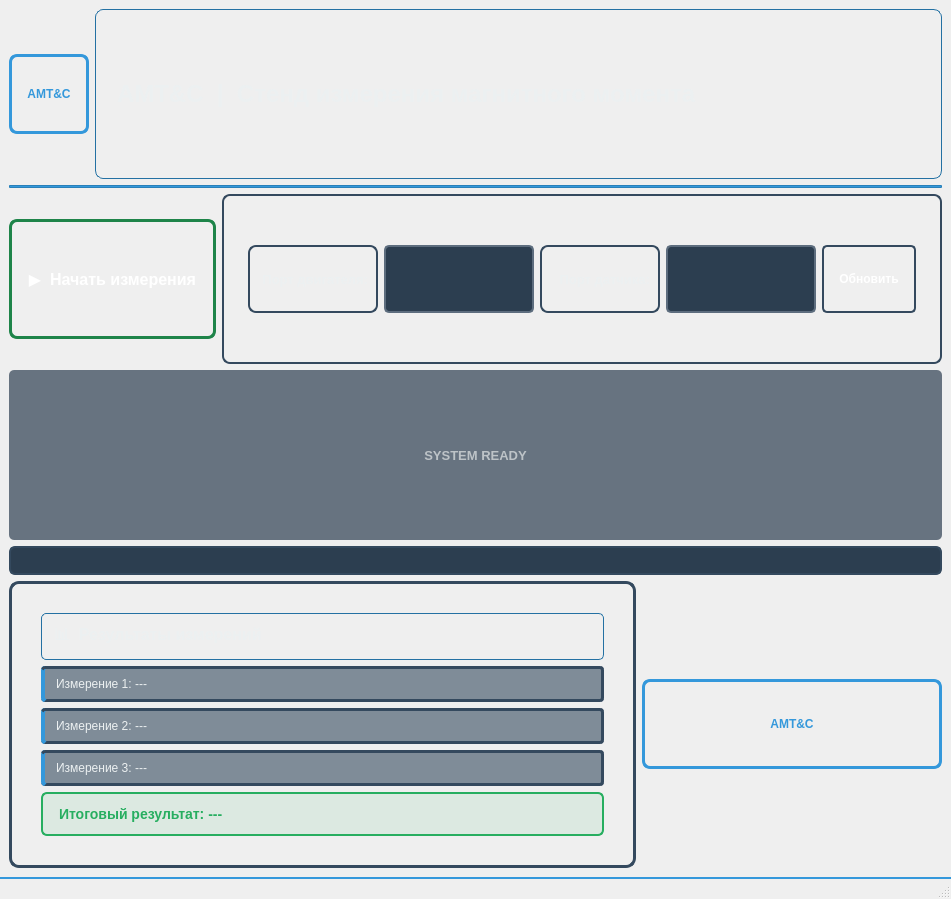
First picture: the form in HelmCoilsUI.ui, repository BuslaySt/Helmholz-Polymagnit, before the edit.
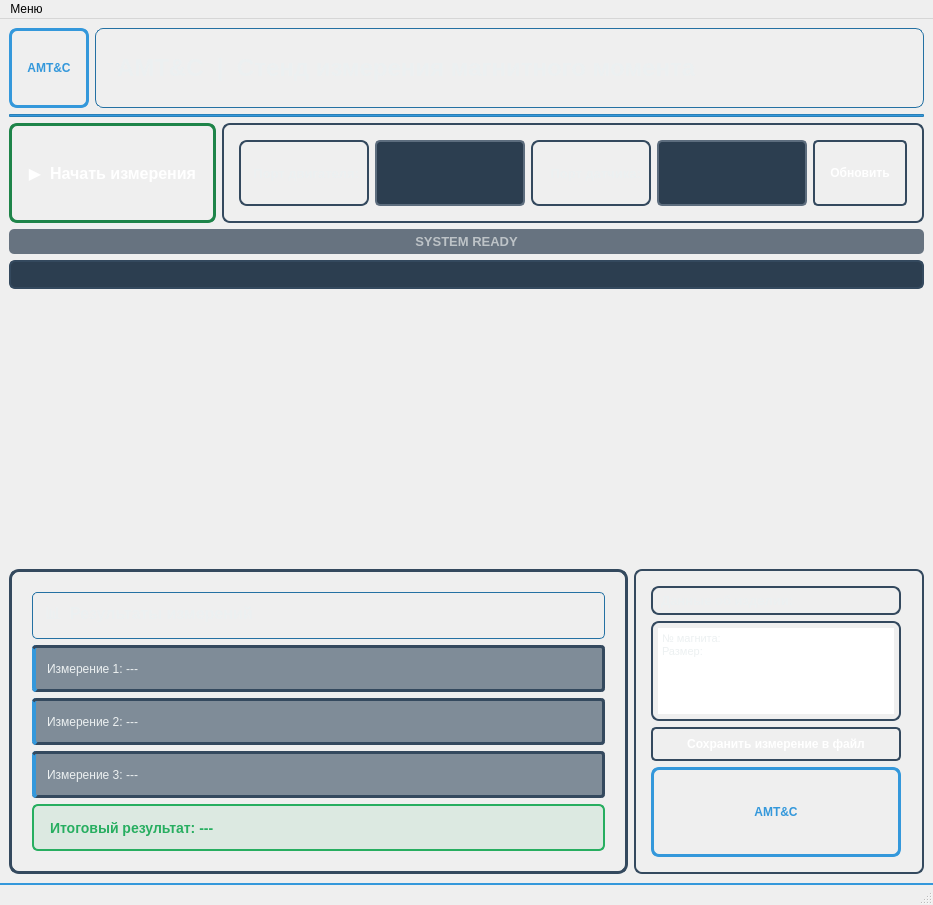
Second picture: the form after the edit. Icons and pictures are not drawn.

Patch:
```diff
--- a/HelmCoilsUI.ui
+++ b/HelmCoilsUI.ui
@@ -6,8 +6,8 @@
    <rect>
     <x>0</x>
     <y>0</y>
-    <width>951</width>
-    <height>899</height>
+    <width>933</width>
+    <height>905</height>
    </rect>
   </property>
   <property name="windowTitle">
@@ -26,7 +26,7 @@
 }</string>
   </property>
   <widget class="QWidget" name="centralwidget">
-   <layout class="QVBoxLayout" name="verticalLayout">
+   <layout class="QVBoxLayout" name="verticalLayout" stretch="0,0,0,0,0,2,1">
     <item>
      <layout class="QHBoxLayout" name="headerLayout">
       <item>
@@ -108,7 +108,7 @@
         <property name="minimumSize">
          <size>
           <width>0</width>
-          <height>120</height>
+          <height>100</height>
          </size>
         </property>
         <property name="styleSheet">
@@ -160,18 +160,30 @@
          <enum>QFrame::Raised</enum>
         </property>
         <layout class="QHBoxLayout" name="portsLayout">
+         <property name="leftMargin">
+          <number>0</number>
+         </property>
+         <property name="topMargin">
+          <number>0</number>
+         </property>
+         <property name="rightMargin">
+          <number>0</number>
+         </property>
+         <property name="bottomMargin">
+          <number>0</number>
+         </property>
          <item>
           <widget class="QLabel" name="motorLabel">
            <property name="minimumSize">
             <size>
              <width>130</width>
-             <height>68</height>
+             <height>60</height>
             </size>
            </property>
            <property name="maximumSize">
             <size>
              <width>16777215</width>
-             <height>68</height>
+             <height>70</height>
             </size>
            </property>
            <property name="styleSheet">
@@ -195,13 +207,13 @@
            <property name="minimumSize">
             <size>
              <width>150</width>
-             <height>68</height>
+             <height>60</height>
             </size>
            </property>
            <property name="maximumSize">
             <size>
              <width>16777215</width>
-             <height>68</height>
+             <height>70</height>
             </size>
            </property>
            <property name="styleSheet">
@@ -236,13 +248,13 @@
            <property name="minimumSize">
             <size>
              <width>120</width>
-             <height>68</height>
+             <height>60</height>
             </size>
            </property>
            <property name="maximumSize">
             <size>
              <width>16777215</width>
-             <height>68</height>
+             <height>70</height>
             </size>
            </property>
            <property name="styleSheet">
@@ -266,13 +278,13 @@
            <property name="minimumSize">
             <size>
              <width>150</width>
-             <height>68</height>
+             <height>60</height>
             </size>
            </property>
            <property name="maximumSize">
             <size>
              <width>16777215</width>
-             <height>68</height>
+             <height>70</height>
             </size>
            </property>
            <property name="styleSheet">
@@ -307,13 +319,13 @@
            <property name="minimumSize">
             <size>
              <width>0</width>
-             <height>68</height>
+             <height>60</height>
             </size>
            </property>
            <property name="maximumSize">
             <size>
              <width>150</width>
-             <height>68</height>
+             <height>70</height>
             </size>
            </property>
            <property name="styleSheet">
@@ -349,6 +361,12 @@
     </item>
     <item>
      <widget class="QLabel" name="progressLabel">
+      <property name="maximumSize">
+       <size>
+        <width>16777215</width>
+        <height>30</height>
+       </size>
+      </property>
       <property name="styleSheet">
        <string notr="true">QLabel {
     font-weight: bold;
@@ -369,6 +387,12 @@
     </item>
     <item>
      <widget class="QProgressBar" name="progressBar">
+      <property name="maximumSize">
+       <size>
+        <width>16777215</width>
+        <height>16777215</height>
+       </size>
+      </property>
       <property name="styleSheet">
        <string notr="true">QProgressBar {
     border: 2px solid #34495e;
@@ -411,6 +435,18 @@
          <enum>QFrame::Raised</enum>
         </property>
         <layout class="QVBoxLayout" name="verticalLayout_2">
+         <property name="leftMargin">
+          <number>0</number>
+         </property>
+         <property name="topMargin">
+          <number>0</number>
+         </property>
+         <property name="rightMargin">
+          <number>0</number>
+         </property>
+         <property name="bottomMargin">
+          <number>0</number>
+         </property>
          <item>
           <widget class="QLabel" name="resultsTitle">
            <property name="styleSheet">
@@ -504,21 +540,163 @@
        </widget>
       </item>
       <item>
-       <widget class="QLabel" name="logoLabel_2">
-        <property name="minimumSize">
-         <size>
-          <width>300</width>
-          <height>90</height>
-         </size>
-        </property>
+       <widget class="QFrame" name="portsFrame_2">
         <property name="maximumSize">
          <size>
-          <width>300</width>
-          <height>90</height>
+          <width>290</width>
+          <height>16777215</height>
          </size>
         </property>
+        <property name="layoutDirection">
+         <enum>Qt::LeftToRight</enum>
+        </property>
         <property name="styleSheet">
-         <string notr="true">QLabel {
+         <string notr="true">QFrame {
+    background: qlineargradient(x1: 0, y1: 0, x2: 0, y2: 1,
+                                stop: 0 #3a4a5c, stop: 1 #2c3e50);
+    border: 2px solid #34495e;
+    border-radius: 8px;
+    padding: 15px;
+}</string>
+        </property>
+        <property name="frameShape">
+         <enum>QFrame::StyledPanel</enum>
+        </property>
+        <property name="frameShadow">
+         <enum>QFrame::Raised</enum>
+        </property>
+        <property name="lineWidth">
+         <number>1</number>
+        </property>
+        <layout class="QVBoxLayout" name="verticalLayout_4" stretch="1,3,1,2">
+         <property name="leftMargin">
+          <number>0</number>
+         </property>
+         <property name="topMargin">
+          <number>0</number>
+         </property>
+         <property name="rightMargin">
+          <number>0</number>
+         </property>
+         <property name="bottomMargin">
+          <number>0</number>
+         </property>
+         <item>
+          <widget class="QLabel" name="lbl_FileHeader">
+           <property name="minimumSize">
+            <size>
+             <width>250</width>
+             <height>0</height>
+            </size>
+           </property>
+           <property name="maximumSize">
+            <size>
+             <width>250</width>
+             <height>16777215</height>
+            </size>
+           </property>
+           <property name="styleSheet">
+            <string notr="true">QLabel {
+    font-weight: bold;
+    color: #ecf0f1;
+    font-size: 13px;
+    padding: 5px;
+}</string>
+           </property>
+           <property name="text">
+            <string>Данные об изделии:</string>
+           </property>
+           <property name="alignment">
+            <set>Qt::AlignLeading|Qt::AlignLeft|Qt::AlignVCenter</set>
+           </property>
+          </widget>
+         </item>
+         <item>
+          <widget class="QTextEdit" name="txtEd_FileHeader">
+           <property name="minimumSize">
+            <size>
+             <width>250</width>
+             <height>100</height>
+            </size>
+           </property>
+           <property name="maximumSize">
+            <size>
+             <width>250</width>
+             <height>16777215</height>
+            </size>
+           </property>
+           <property name="styleSheet">
+            <string notr="true">QTextEdit {
+    border: 2px solid #34495e;
+    border-radius: 8px;
+    padding: 5px;
+}</string>
+           </property>
+           <property name="html">
+            <string>&lt;!DOCTYPE HTML PUBLIC &quot;-//W3C//DTD HTML 4.0//EN&quot; &quot;http://www.w3.org/TR/REC-html40/strict.dtd&quot;&gt;
+&lt;html&gt;&lt;head&gt;&lt;meta name=&quot;qrichtext&quot; content=&quot;1&quot; /&gt;&lt;style type=&quot;text/css&quot;&gt;
+p, li { white-space: pre-wrap; }
+&lt;/style&gt;&lt;/head&gt;&lt;body style=&quot; font-family:'MS Shell Dlg 2'; font-size:8.25pt; font-weight:400; font-style:normal;&quot;&gt;
+&lt;p style=&quot; margin-top:0px; margin-bottom:0px; margin-left:0px; margin-right:0px; -qt-block-indent:0; text-indent:0px;&quot;&gt;&lt;span style=&quot; color:#ecf0f1;&quot;&gt;№ магнита:&lt;br /&gt;Размер:&lt;/span&gt;&lt;/p&gt;&lt;/body&gt;&lt;/html&gt;</string>
+           </property>
+          </widget>
+         </item>
+         <item>
+          <widget class="QPushButton" name="pBtn_SaveData">
+           <property name="minimumSize">
+            <size>
+             <width>250</width>
+             <height>0</height>
+            </size>
+           </property>
+           <property name="maximumSize">
+            <size>
+             <width>250</width>
+             <height>16777215</height>
+            </size>
+           </property>
+           <property name="styleSheet">
+            <string notr="true">QPushButton {
+    background: qlineargradient(x1: 0, y1: 0, x2: 0, y2: 1,
+                                stop: 0 #5d6d7e, stop: 1 #4a5f78);
+    color: white;
+    font-weight: bold;
+    border: 2px solid #34495e;
+    border-radius: 5px;
+    padding: 8px 15px;
+    font-size: 12px;
+}
+QPushButton:hover {
+    background: qlineargradient(x1: 0, y1: 0, x2: 0, y2: 1,
+                                stop: 0 #4a5f78, stop: 1 #3a4a5c);
+    border: 2px solid #2c3e50;
+}
+QPushButton:pressed {
+    background: qlineargradient(x1: 0, y1: 0, x2: 0, y2: 1,
+                                stop: 0 #3a4a5c, stop: 1 #2c3e50);
+}</string>
+           </property>
+           <property name="text">
+            <string>Сохранить измерение в файл</string>
+           </property>
+          </widget>
+         </item>
+         <item>
+          <widget class="QLabel" name="lbl_Logo_2">
+           <property name="minimumSize">
+            <size>
+             <width>250</width>
+             <height>90</height>
+            </size>
+           </property>
+           <property name="maximumSize">
+            <size>
+             <width>250</width>
+             <height>90</height>
+            </size>
+           </property>
+           <property name="styleSheet">
+            <string notr="true">QLabel {
     border: 3px solid #3498db;
     border-radius: 8px;
     padding: 8px;
@@ -528,13 +706,16 @@
     color: #3498db;
     font-size: 12px;
 }</string>
-        </property>
-        <property name="text">
-         <string>AMT&amp;C</string>
-        </property>
-        <property name="alignment">
-         <set>Qt::AlignCenter</set>
-        </property>
+           </property>
+           <property name="text">
+            <string>AMT&amp;C</string>
+           </property>
+           <property name="alignment">
+            <set>Qt::AlignCenter</set>
+           </property>
+          </widget>
+         </item>
+        </layout>
        </widget>
       </item>
      </layout>
@@ -552,6 +733,24 @@
 }</string>
    </property>
   </widget>
+  <widget class="QMenuBar" name="menuBar">
+   <property name="geometry">
+    <rect>
+     <x>0</x>
+     <y>0</y>
+     <width>933</width>
+     <height>21</height>
+    </rect>
+   </property>
+   <widget class="QMenu" name="menu">
+    <property name="title">
+     <string>Меню</string>
+    </property>
+    <addaction name="SaveAction"/>
+    <addaction name="SettingsAction"/>
+   </widget>
+   <addaction name="menu"/>
+  </widget>
   <action name="action">
    <property name="text">
     <string>Сохранить данные в файл</string>
```
Left out of the diff: 22 changed lines with no effect on the pictures.
